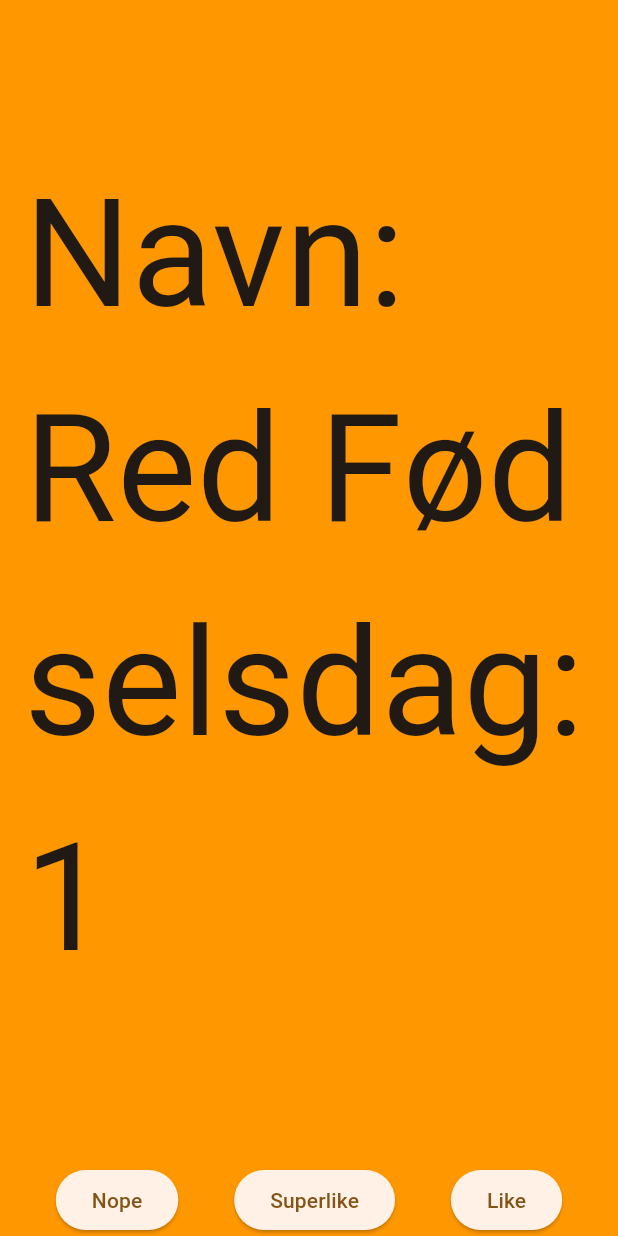
After one commit to Danielsteffen99/CodeAmor, a Flutter app: the Swipe screen opened directly, on a phone screen of 412 x 824 dp. The commit adds this screen. Run offline on Flutter 3.47's test engine with Material 3 defaults, Android fonts, the phone set to English and light mode, and no system bars; drawn by our look-alikes of swipe_cards; our stand-ins replace cloud_firestore, firebase_auth, firebase_core, firebase_storage, image_picker; accounts and stored records are empty; network calls fail.

Commit message:
Added swipe library and basic swipe structure

```diff
--- /dev/null
+++ b/lib/models/swipeCard.dart
@@ -0,0 +1,6 @@
+class SwipeCard {
+  final String name;
+  final int age;
+
+  SwipeCard({required this.name, required this.age});
+}
--- /dev/null
+++ b/lib/views/components/SwipeCardComponent.dart
@@ -0,0 +1,21 @@
+import 'package:flutter/material.dart';
+
+import '../../models/swipeCard.dart';
+
+class SwipeCardComponent extends StatelessWidget {
+  final SwipeCard swipeCard;
+
+  const SwipeCardComponent({super.key, required this.swipeCard});
+
+  @override
+  Widget build(BuildContext context) {
+    return Container(
+      alignment: Alignment.center,
+      color: Colors.orange,
+      child: Text(
+        "Navn: ${swipeCard.name} Fødselsdag: ${swipeCard.age}",
+        style: const TextStyle(fontSize: 100),
+      ),
+    );
+  }
+}
--- a/lib/views/profile.dart
+++ b/lib/views/profile.dart
@@ -1,11 +1,11 @@
 import 'package:codeamor/views/edit_profile.dart';
 import 'package:flutter/material.dart';
 import 'package:provider/provider.dart';
-
 import '../application/services/profile_service.dart';
 import '../application/services/user_service.dart';
 import '../state/profile_state.dart';
 import 'login.dart';
+import 'swipe.dart';
 
 class Profile extends StatefulWidget {
   const Profile({super.key});
@@ -90,7 +90,11 @@ class _ProfileState extends State<Profile> {
                     icon: Icons.favorite,
                     label: 'Swipe',
                     onPressed: () {
-                      print('Swipe');
+                      Navigator.of(context).push(
+                        MaterialPageRoute(
+                          builder: (context) => const Swipe(),
+                        ),
+                      );
                     }),
                 Button(
                     icon: Icons.mail,
--- /dev/null
+++ b/lib/views/swipe.dart
@@ -0,0 +1,150 @@
+import 'package:codeamor/views/components/SwipeCardComponent.dart';
+import 'package:flutter/material.dart';
+import 'package:swipe_cards/draggable_card.dart';
+import 'package:swipe_cards/swipe_cards.dart';
+
+import '../models/swipeCard.dart';
+
+
+class Swipe extends StatefulWidget {
+  const Swipe({super.key});
+
+  @override
+  State<Swipe> createState() => _SwipeState();
+}
+
+class _SwipeState extends State<Swipe> {
+  List<SwipeItem> _swipeItems = <SwipeItem>[];
+  MatchEngine? _matchEngine;
+  // TODO Refactor this to load cards from the get potential profiles from the profile service
+  final List<String> _names = [
+    "Red",
+    "Blue",
+    "Green",
+    "Yellow",
+    "Orange",
+    "Grey",
+    "Purple",
+    "Pink"
+  ];
+  final List<int> _ages = [
+    1,2,3,4,5,6,7,8
+  ];
+
+  @override
+  void initState() {
+    // TODO Refactor this to load cards from the get potential profiles from the profile service
+    for (int i = 0; i < _names.length; i++) {
+      _swipeItems.add(SwipeItem(
+          content: SwipeCard(name: _names[i], age: _ages[i]),
+          likeAction: () {
+            // TODO Call swipe service for like action
+          },
+          nopeAction: () {
+            // TODO Call swipe service for nope action
+          },
+          superlikeAction: () {
+            // TODO Call swipe service for super like action
+          },
+          onSlideUpdate: (SlideRegion? region) async {
+            // TODO Seems unnecessary for now, keep just for convenience else delete later
+            // TODO Maybe we can check here how far we are in the stack and fetch more profiles???
+          }));
+    }
+
+    // TODO Maybe pass a provider with swipeitems, that can load more
+    _matchEngine = MatchEngine(swipeItems: _swipeItems);
+    super.initState();
+  }
+
+  @override
+  void dispose() {
+    super.dispose();
+  }
+
+  @override
+  Widget build(BuildContext context) {
+    return Scaffold(
+      backgroundColor: Colors.orange,
+      body: Stack(children: [
+        Container(
+          height: MediaQuery.of(context).size.height - kToolbarHeight,
+          child: SwipeCards(
+            matchEngine: _matchEngine!,
+            itemBuilder: (BuildContext context, int index) {
+              return SwipeCardComponent(swipeCard: _swipeItems[index].content);
+            },
+            onStackFinished: () {
+              // TODO This runs when there are no more cards in the stack.
+              ScaffoldMessenger.of(context).showSnackBar(SnackBar(
+                content: Text("Stack Finished"),
+                duration: Duration(milliseconds: 500),
+              ));
+            },
+            itemChanged: (SwipeItem item, int index) {
+              // Runs each time you like, nope or superlikes
+              print("item: ${item.content.name}, index: $index");
+            },
+            leftSwipeAllowed: true,
+            rightSwipeAllowed: true,
+            upSwipeAllowed: true,
+            fillSpace: true,
+            likeTag: Container(
+              // TODO This is the like tag, make it prettier
+              margin: const EdgeInsets.all(15.0),
+              padding: const EdgeInsets.all(3.0),
+              decoration: BoxDecoration(
+                  border: Border.all(color: Colors.green)
+              ),
+              child: Text('Like'),
+            ),
+            nopeTag: Container(
+              // TODO This is the nope tag, make it prettier
+              margin: const EdgeInsets.all(15.0),
+              padding: const EdgeInsets.all(3.0),
+              decoration: BoxDecoration(
+                  border: Border.all(color: Colors.red)
+              ),
+              child: Text('Nope'),
+            ),
+            superLikeTag: Container(
+              // TODO This is the super like tag, make it prettier
+              margin: const EdgeInsets.all(15.0),
+              padding: const EdgeInsets.all(3.0),
+              decoration: BoxDecoration(
+                  border: Border.all(color: Colors.orange)
+              ),
+              child: Text('Super Like'),
+            ),
+          ),
+        ),
+        Align(
+          alignment: Alignment.bottomCenter,
+          child: Row(
+            mainAxisAlignment: MainAxisAlignment.spaceEvenly,
+            children: [
+              ElevatedButton(
+                  // TODO This is the nope button, make it prettier
+                  onPressed: () {
+                    _matchEngine!.currentItem?.nope();
+                  },
+                  child: Text("Nope")),
+              ElevatedButton(
+                // TODO This is the super like button, make it prettier
+                  onPressed: () {
+                    _matchEngine!.currentItem?.superLike();
+                  },
+                  child: Text("Superlike")),
+              ElevatedButton(
+                // TODO This is the like button, make it prettier
+                  onPressed: () {
+                    _matchEngine!.currentItem?.like();
+                  },
+                  child: Text("Like"))
+            ],
+          ),
+        )
+      ])
+    );
+  }
+}
--- a/pubspec.yaml
+++ b/pubspec.yaml
@@ -19,6 +19,7 @@ dependencies:
   cloud_firestore: ^4.15.4
   firebase_storage: ^11.6.5
   image_picker: ^1.0.7
+  swipe_cards: ^2.0.0+1
 
 dev_dependencies:
   flutter_test:
```
Also changed, not shown: pubspec.lock.
